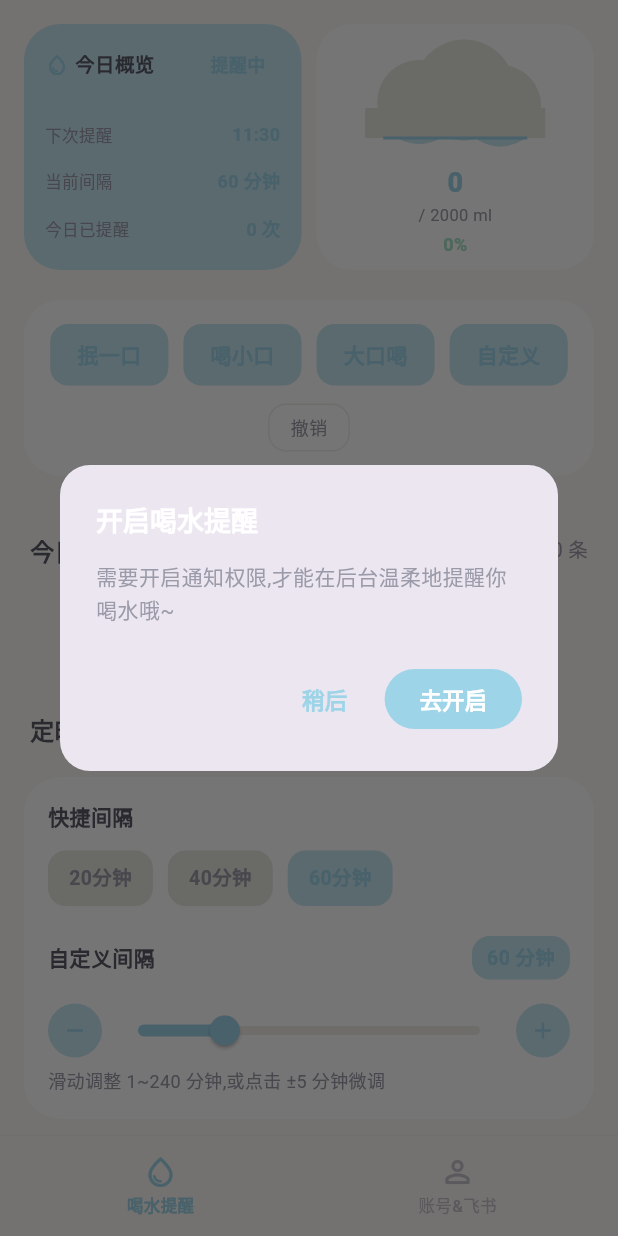
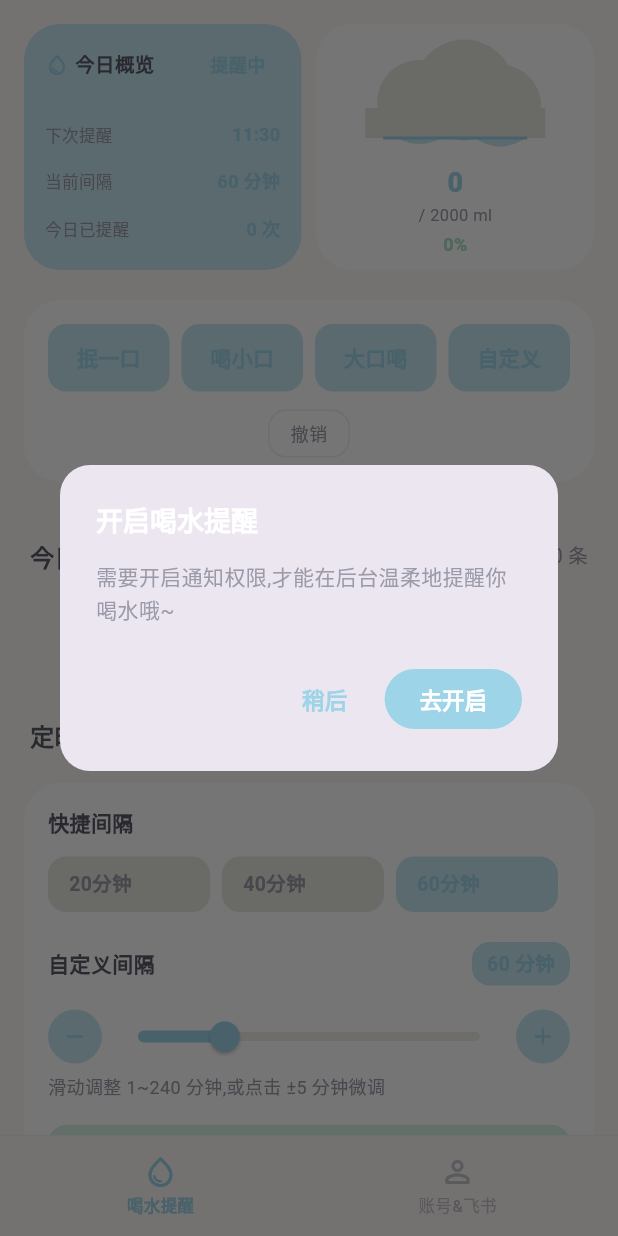
Before and after one commit to kyle1762/drinking, a Flutter app: the screen it shows after launch, on a phone screen of 412 x 824 dp. Run offline on Flutter 3.47's test engine with Material 3 defaults, Android fonts, the phone set to English and light mode, and no system bars; our stand-ins replace audioplayers, flutter_local_notifications, permission_handler, shared_preferences, webview_flutter; missing offline and left inert: android_alarm_manager_plus.

Commit message:
fix: 闹钟无条件注册+测试按钮+电池优化权限+四按钮并排+三间隔占满

```diff
--- a/lib/pages/reminder/reminder_page.dart
+++ b/lib/pages/reminder/reminder_page.dart
@@ -193,21 +193,22 @@ class _LoopReminder extends StatelessWidget {
                     fontSize: 14,
                     fontWeight: FontWeight.w600)),
             const SizedBox(height: 12),
-            Wrap(
-              spacing: 10,
+            Row(
               children: _quick.map((m) {
                 final selected = s.loopInterval == m;
-                return _Chip(
+                return Expanded(
+                  child: Padding(
+                    padding: const EdgeInsets.only(right: 8),
+                    child: _Chip(
                       label: '$m分钟',
                       selected: selected,
                       onTap: () {
                         s.setLoopInterval(m);
-                    if (s.reminderEnabled &&
-                        s.notificationGranted &&
-                        !s.reminderPaused) {
+                        // 无条件注册闹钟,即使通知权限未授权也要让闹钟触发(音效+飞书仍可执行)
                         AlarmService.scheduleLoop(m);
-                    }
                       },
+                    ),
+                  ),
                 );
               }).toList(),
             ),
@@ -251,11 +252,7 @@ class _LoopReminder extends StatelessWidget {
                     value: s.loopInterval.toDouble().clamp(1, 240),
                     onChanged: (v) => s.setLoopInterval(v.round()),
                     onChangeEnd: (v) {
-                      if (s.reminderEnabled &&
-                          s.notificationGranted &&
-                          !s.reminderPaused) {
                       AlarmService.scheduleLoop(v.round());
-                      }
                     },
                   ),
                 ),
@@ -267,6 +264,30 @@ class _LoopReminder extends StatelessWidget {
             ),
             const Text('滑动调整 1~240 分钟,或点击 ±5 分钟微调',
                 style: TextStyle(color: AppColors.textSecondary, fontSize: 12)),
+            const SizedBox(height: 16),
+            // 测试提醒按钮:5秒后触发一次闹钟,用于验证闹钟机制是否正常
+            SizedBox(
+              width: double.infinity,
+              child: RippleButton(
+                onTap: () {
+                  AlarmService.scheduleTest();
+                },
+                borderRadius: AppThemeRadius.s,
+                child: Container(
+                  padding: const EdgeInsets.symmetric(vertical: 12),
+                  decoration: BoxDecoration(
+                    color: AppColors.mint,
+                    borderRadius: BorderRadius.circular(AppThemeRadius.s),
+                  ),
+                  alignment: Alignment.center,
+                  child: const Text('测试提醒 (5秒后触发)',
+                      style: TextStyle(
+                          color: AppColors.mintDeep,
+                          fontSize: 13,
+                          fontWeight: FontWeight.w600)),
+                ),
+              ),
+            ),
           ],
         ),
       ),
@@ -294,9 +315,7 @@ class _LoopReminder extends StatelessWidget {
   void _adjustInterval(AppState s, int delta) {
     final newInterval = (s.loopInterval + delta).clamp(1, 240);
     s.setLoopInterval(newInterval);
-    if (s.reminderEnabled && s.notificationGranted && !s.reminderPaused) {
     AlarmService.scheduleLoop(newInterval);
-    }
   }
 }
 
@@ -523,22 +542,12 @@ class _BottomActions extends StatelessWidget {
             child: RippleButton(
               onTap: () async {
                 final s = context.read<AppState>();
-                final ok = s.reminderEnabled &&
-                    s.notificationGranted &&
-                    !s.reminderPaused;
+                final ok = s.reminderEnabled && !s.reminderPaused;
                 if (ok) {
-                  // 注册循环提醒
                   await AlarmService.scheduleLoop(s.loopInterval);
                 } else {
-                  // 暂停或未授权时取消循环闹钟
                   await AlarmService.cancelLoop();
                 }
-                if (!context.mounted) return;
-                ScaffoldMessenger.of(context).showSnackBar(
-                  SnackBar(
-                      content:
-                          Text(ok ? '设置已保存,后台定时已生效' : '提醒已暂停或未授权通知,定时已取消')),
-                );
               },
               borderRadius: AppThemeRadius.m,
               child: Container(
@@ -562,14 +571,9 @@ class _BottomActions extends StatelessWidget {
               s.togglePauseToday();
               if (s.reminderPaused) {
                 await AlarmService.cancelLoop();
-              } else if (s.reminderEnabled && s.notificationGranted) {
+              } else {
                 await AlarmService.scheduleLoop(s.loopInterval);
               }
-              if (!context.mounted) return;
-              ScaffoldMessenger.of(context).showSnackBar(
-                SnackBar(
-                    content: Text(s.reminderPaused ? '今日提醒已暂停' : '今日提醒已恢复')),
-              );
             },
             borderRadius: AppThemeRadius.m,
             child: Container(
--- a/lib/pages/stats/stats_page.dart
+++ b/lib/pages/stats/stats_page.dart
@@ -245,31 +245,34 @@ class _RainPainter extends CustomPainter {
   bool shouldRepaint(covariant _RainPainter old) => true;
 }
 
-/// 快速喝水按键 - 抿一口/喝小口/大口喝/自定义 四按钮
+/// 快速喝水按键 - 抿一口/喝小口/大口喝/自定义 四按钮并排一排
 class _QuickPunchButtons extends StatelessWidget {
   @override
   Widget build(BuildContext context) {
     final s = context.watch<AppState>();
-    return Wrap(
-      spacing: 10,
+    return Row(
       children: [
-        _punchBtn('抿一口', () => s.addRecord(10)),
-        _punchBtn('喝小口', () => s.addRecord(50)),
-        _punchBtn('大口喝', () => s.addRecord(200)),
-        _punchBtn('自定义', () => _customAmount(context, s)),
+        Expanded(child: _punchBtn(context, '抿一口', () => s.addRecord(10))),
+        const SizedBox(width: 8),
+        Expanded(child: _punchBtn(context, '喝小口', () => s.addRecord(50))),
+        const SizedBox(width: 8),
+        Expanded(child: _punchBtn(context, '大口喝', () => s.addRecord(200))),
+        const SizedBox(width: 8),
+        Expanded(child: _punchBtn(context, '自定义', () => _customAmount(context, s))),
       ],
     );
   }
 
-  Widget _punchBtn(String label, VoidCallback onTap) {
+  Widget _punchBtn(BuildContext context, String label, VoidCallback onTap) {
     return Material(
       color: AppColors.softBlue,
       borderRadius: BorderRadius.circular(AppThemeRadius.s),
       child: InkWell(
         onTap: onTap,
         borderRadius: BorderRadius.circular(AppThemeRadius.s),
-        child: Padding(
-          padding: const EdgeInsets.symmetric(horizontal: 18, vertical: 10),
+        child: Container(
+          padding: const EdgeInsets.symmetric(vertical: 12),
+          alignment: Alignment.center,
           child: Text(label,
               style: const TextStyle(
                   color: AppColors.softBlueDeep,
```
Also changed, not shown: lib/pages/home_page.dart (+15 -0 lines), lib/services/alarm_service.dart (+18 -0 lines), lib/services/notification_service.dart (+24 -0 lines), 1 other file. Lines whose indentation alone changed are shown as unchanged.
